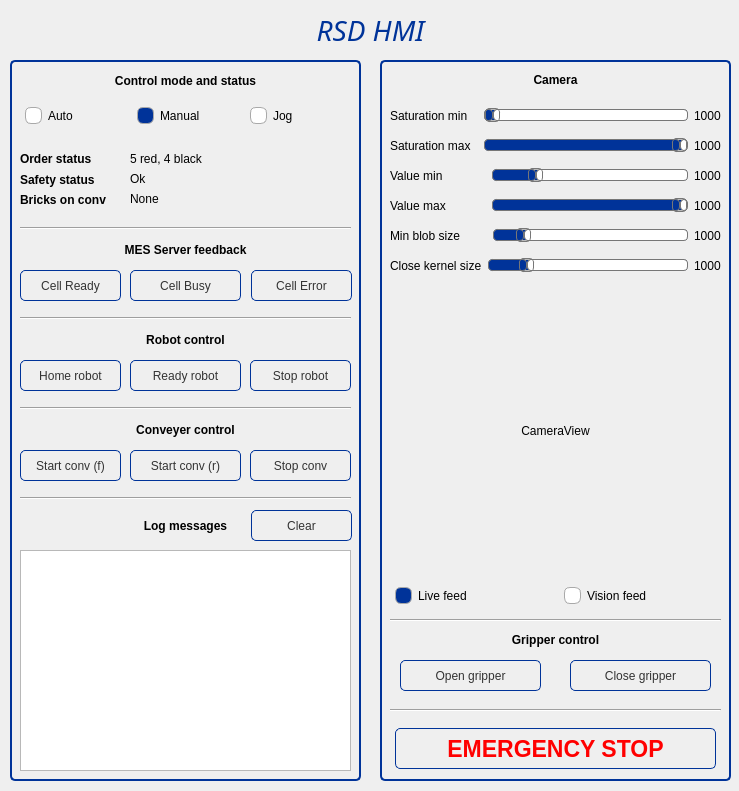
rsbGroup1/rc_rsd, file RC_HMI/src/HMIWidget.ui: the form before one commit.
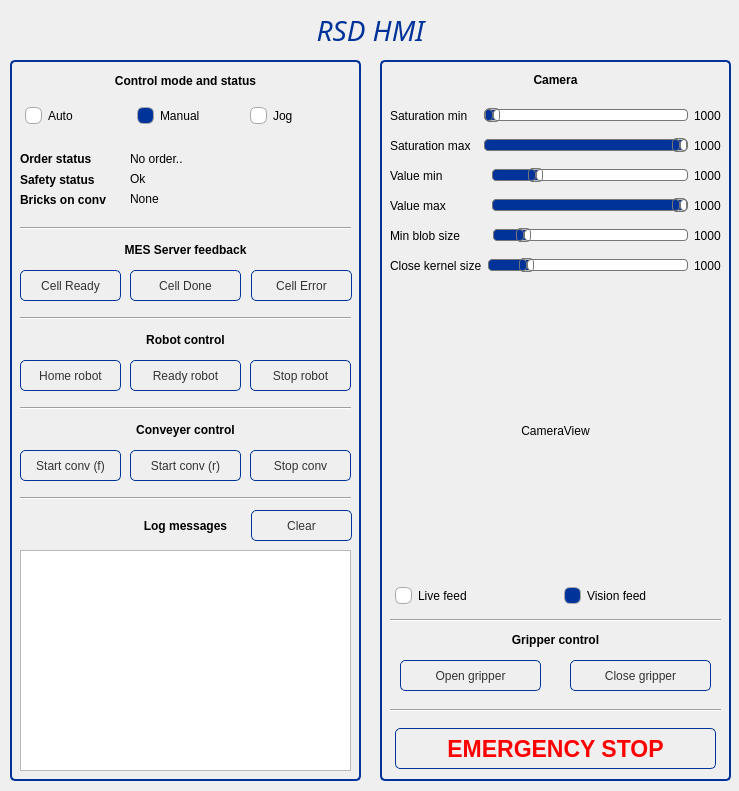
The form after the commit.

Diff of the .ui file:
```diff
--- a/RC_HMI/src/HMIWidget.ui
+++ b/RC_HMI/src/HMIWidget.ui
@@ -885,7 +885,7 @@
         <string>Live feed </string>
        </property>
        <property name="checked">
-        <bool>true</bool>
+        <bool>false</bool>
        </property>
       </widget>
      </item>
@@ -920,7 +920,7 @@
         <string>Vision feed</string>
        </property>
        <property name="checked">
-        <bool>false</bool>
+        <bool>true</bool>
        </property>
       </widget>
      </item>
@@ -974,7 +974,7 @@
      </rect>
     </property>
     <property name="text">
-     <string>5 red, 4 black</string>
+     <string>No order..</string>
     </property>
    </widget>
    <widget class="QLabel" name="label_5">
@@ -1193,7 +1193,7 @@
 </string>
     </property>
     <property name="text">
-     <string>Cell Busy</string>
+     <string>Cell Done</string>
     </property>
    </widget>
    <widget class="QPushButton" name="_btnCellError">
```
Left out of the diff: 4 changed lines with no effect on the pictures.
